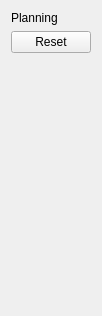
This is Apps/SpineRobotic/view/PlanningWidget.ui in wuzhuobin/MITK-Project as Qt 5 draws it before an edit. The edited form follows.
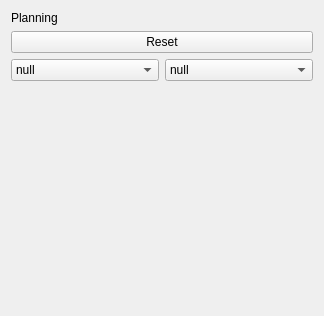
This is the edited form.

What changed in the file:
```diff
--- a/Apps/SpineRobotic/view/PlanningWidget.ui
+++ b/Apps/SpineRobotic/view/PlanningWidget.ui
@@ -6,7 +6,7 @@
    <rect>
     <x>0</x>
     <y>0</y>
-    <width>94</width>
+    <width>324</width>
     <height>316</height>
    </rect>
   </property>
@@ -38,6 +38,38 @@
      </item>
     </layout>
    </item>
+   <item>
+    <layout class="QHBoxLayout" name="horizontalLayout">
+     <item>
+      <widget class="QComboBox" name="comboBoxRight">
+       <item>
+        <property name="text">
+         <string>null</string>
+        </property>
+       </item>
+       <item>
+        <property name="text">
+         <string>r=6.5mm, l=45mm</string>
+        </property>
+       </item>
+      </widget>
+     </item>
+     <item>
+      <widget class="QComboBox" name="comboBoxLeft">
+       <item>
+        <property name="text">
+         <string>null</string>
+        </property>
+       </item>
+       <item>
+        <property name="text">
+         <string>r=6.5mm, l=45mm</string>
+        </property>
+       </item>
+      </widget>
+     </item>
+    </layout>
+   </item>
    <item>
     <spacer name="verticalSpacer">
      <property name="orientation">
```
